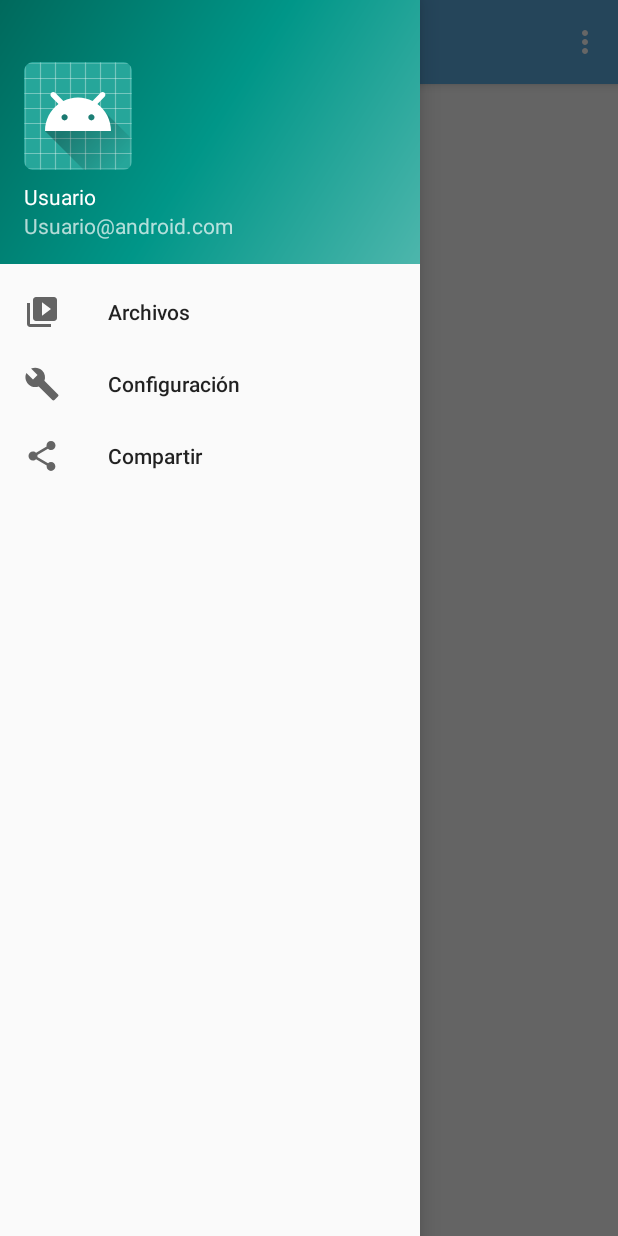
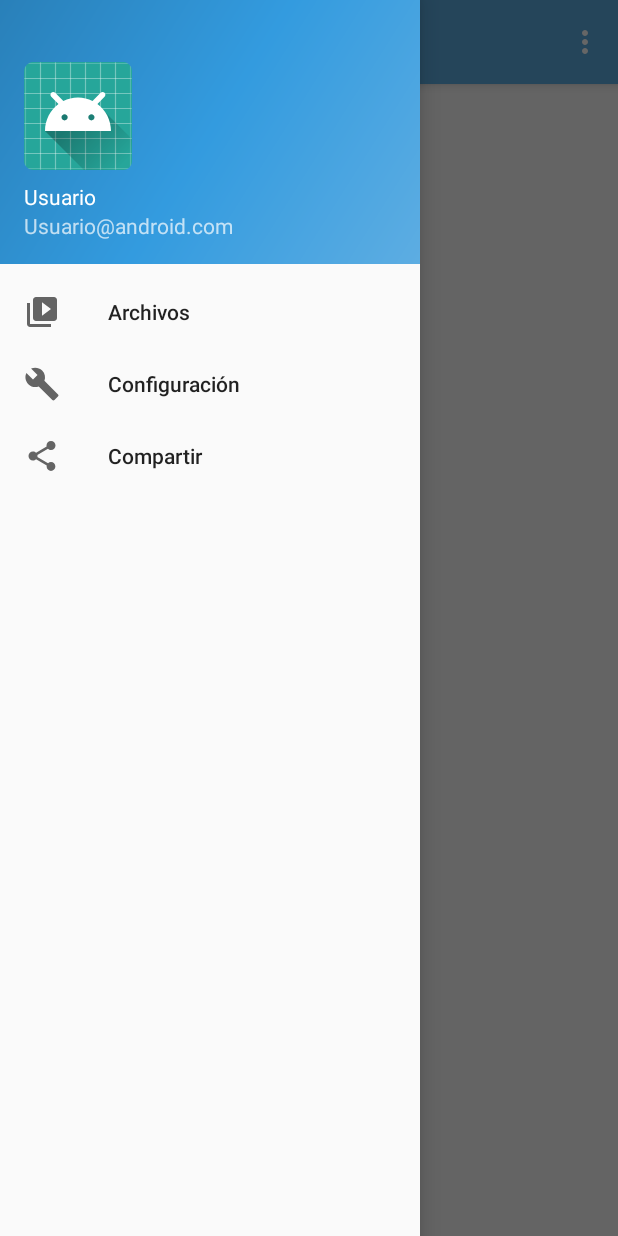
Before and after one commit to maurobilotti/smappio, an Android app: the screen it shows after launch (MainActivity), with the side drawer open, on a phone screen of 412 x 824 dp. Run offline under Robolectric (Android 15) with nearby library versions, the phone set to English and light mode, and no system bars.

Commit message:
Cambio color de la navigation drawer y algunos refactors

```diff
--- a/SW/Smappio/app/src/main/res/drawable/side_nav_bar.xml
+++ b/SW/Smappio/app/src/main/res/drawable/side_nav_bar.xml
@@ -2,8 +2,8 @@
     android:shape="rectangle">
     <gradient
         android:angle="135"
-        android:centerColor="#009688"
-        android:endColor="#00695C"
-        android:startColor="#4DB6AC"
+        android:centerColor="#FF339BDF"
+        android:endColor="@color/colorPrimaryDark"
+        android:startColor="@color/colorPrimary"
         android:type="linear" />
 </shape>
--- a/SW/Smappio/app/src/main/res/values/drawables.xml
+++ b/SW/Smappio/app/src/main/res/values/drawables.xml
@@ -1,8 +1,5 @@
 <resources xmlns:android="http://schemas.android.com/apk/res/android">
-    <item name="ic_menu_camera" type="drawable">@android:drawable/ic_menu_camera</item>
-    <item name="ic_menu_gallery" type="drawable">@android:drawable/ic_menu_gallery</item>
     <item name="ic_menu_slideshow" type="drawable">@android:drawable/ic_menu_slideshow</item>
     <item name="ic_menu_manage" type="drawable">@android:drawable/ic_menu_manage</item>
     <item name="ic_menu_share" type="drawable">@android:drawable/ic_menu_share</item>
-    <item name="ic_menu_send" type="drawable">@android:drawable/ic_menu_send</item>
 </resources>
--- a/SW/Smappio/app/src/main/res/values/strings.xml
+++ b/SW/Smappio/app/src/main/res/values/strings.xml
@@ -5,7 +5,7 @@
     <string name="navigation_drawer_close">Cerrar barra de navegación</string>
     <string name="nav_header_title">Usuario</string>
     <string name="nav_header_subtitle">Usuario@android.com</string>
-    <string name="nav_header_desc">Navigation header</string>
-    <string name="action_settings">Opciones</string>
+    <string name="nav_header_desc">Cabecera de navegación</string>
+    <string name="action_settings">Configuración</string>
 
 </resources>
```
Also changed, not shown: SW/Smappio/app/src/main/java/ar/com/smappio/MainActivity.java (+17 -11 lines).
